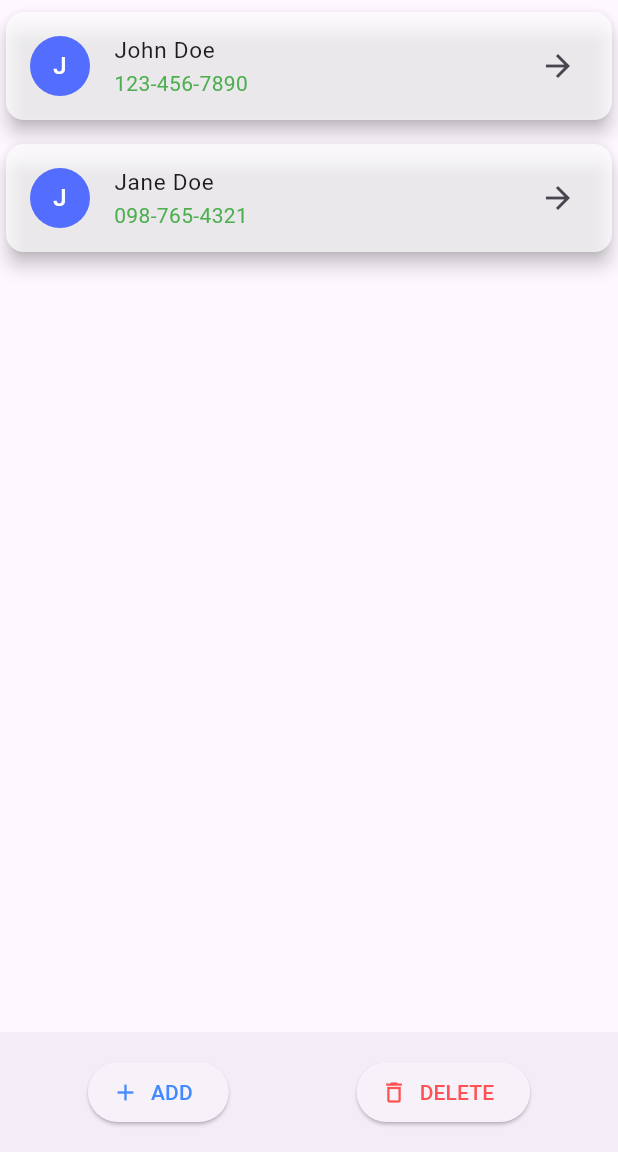
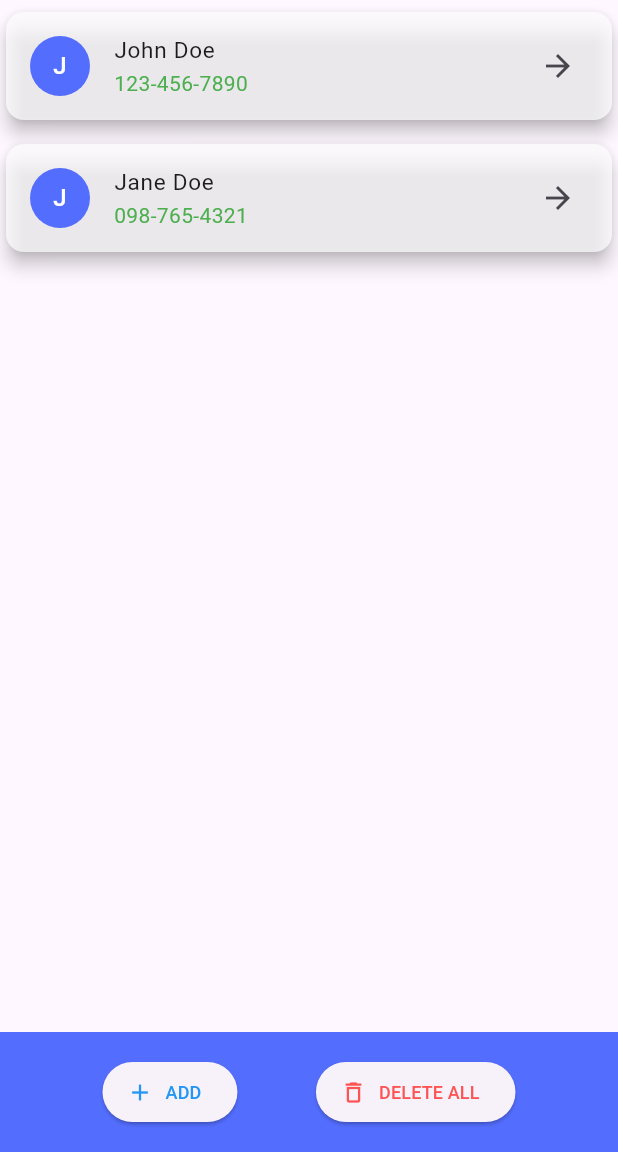
Before and after one commit to AsifulAhsan/FlutterContactApp, a Flutter app: the ContactPage screen opened directly, on a phone screen of 412 x 824 dp, the part 84-1236 px from its top. Run offline on Flutter 3.47's test engine with Material 3 defaults, Android fonts, the phone set to English and light mode, and no system bars.

Commit message:
Changes made to delete feature.

```diff
--- a/lib/screens/contact_page.dart
+++ b/lib/screens/contact_page.dart
@@ -39,27 +39,32 @@ class _ContactPageState extends State<ContactPage> {
             'Delete Confirmation',
             style: TextStyle(fontSize: 18, color: Colors.redAccent),
           ),
-          content:
-              Text('Are you sure you want to delete contact (${index + 1}) ?'),
+          content: index == -1
+              ? const Text('Are you sure you want to delete all contacts?')
+              : const Text('Are you sure you want to delete this contact?'),
           actions: <Widget>[
             TextButton(
-              onPressed: () {
-                Navigator.of(context).pop(); //closes dialog
-              },
               child: const Text(
                 'Cancel',
                 style: TextStyle(fontSize: 16, color: Colors.grey),
               ),
+              onPressed: () {
+                Navigator.of(context).pop(); //closes dialog
+              },
             ),
             TextButton(
-              onPressed: () {
-                _deleteContact(index); //deletes contact at index
-                Navigator.of(context).pop(); //closes dialog
-              },
               child: const Text(
                 'Delete',
                 style: TextStyle(fontSize: 16, color: Colors.deepOrangeAccent),
               ),
+              onPressed: () {
+                if (index == -1) {
+                  _deleteAllContact();
+                } else {
+                  _deleteContact(index); //deletes contact at index
+                }
+                Navigator.of(context).pop(); //closes dialog
+              },
             ),
           ],
         );
@@ -67,9 +72,15 @@ class _ContactPageState extends State<ContactPage> {
     );
   }
 
+  void _deleteAllContact(){
+    setState(() {
+      contacts.clear(); //removes all contacts
+    });
+  }
+
   void _deleteContact(int index) {
     setState(() {
-      contacts.removeAt(index);
+      contacts.removeAt(index); //removes contact at index
     });
   }
 
@@ -109,6 +120,9 @@ class _ContactPageState extends State<ContactPage> {
                   style: const TextStyle(color: Colors.green),
                 ),
                 trailing: const Icon(Icons.arrow_forward_sharp),
+                onLongPress: () {
+                  _deleteConfirm(index);
+                },
                 onTap: () {
                   //navigate to contactDetails
                   Navigator.push(
@@ -128,28 +142,29 @@ class _ContactPageState extends State<ContactPage> {
         },
       ),
       bottomNavigationBar: BottomAppBar(
+        color: Colors.indigoAccent,
         child: Row(
-          mainAxisAlignment: MainAxisAlignment.spaceAround,
+          mainAxisAlignment: MainAxisAlignment.spaceEvenly,
           children: [
             ElevatedButton.icon(
               onPressed: () {
                 //call func to navigate to AddContactScreen
                 _navigateToAddContactScreen(context);
               },
-              icon: const Icon(Icons.add, color: Colors.blueAccent),
+              icon: const Icon(Icons.add, color: Colors.blue),
               label: const Text(
                 'ADD',
-                style: TextStyle(color: Colors.blueAccent),
+                style: TextStyle(color: Colors.blue, fontSize: 12),
               ),
             ),
             ElevatedButton.icon(
               onPressed: () {
-                _deleteConfirm(0);
+                _deleteConfirm(-1);
               },
               icon: const Icon(Icons.delete_outline, color: Colors.redAccent),
               label: const Text(
-                'DELETE',
-                style: TextStyle(color: Colors.redAccent),
+                'DELETE ALL',
+                style: TextStyle(color: Colors.redAccent, fontSize: 12),
               ),
             ),
           ],
```
